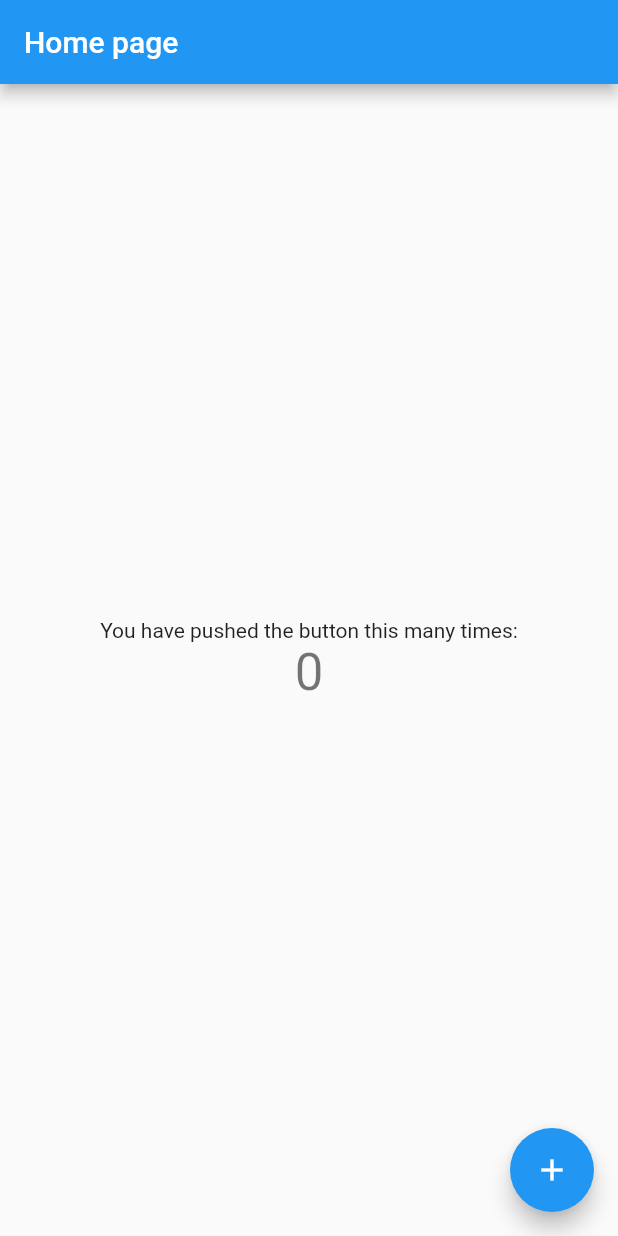
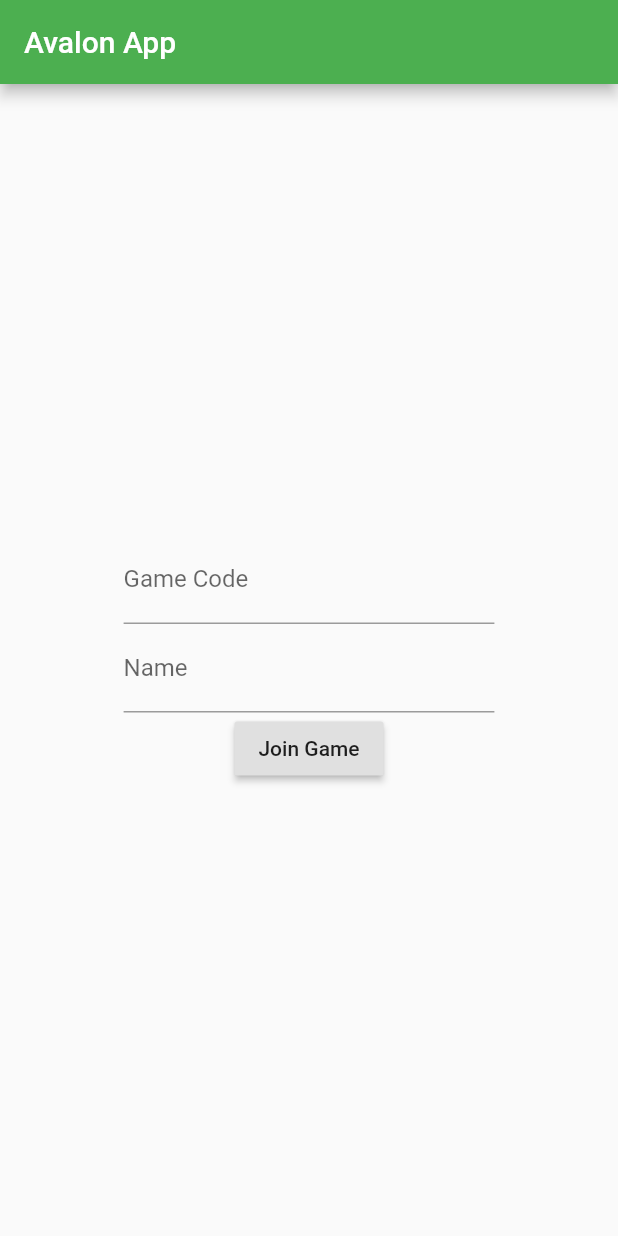
Before and after one commit to sorensenmarius/AvalonMobile, a Flutter app: the screen it shows after launch, on a phone screen of 412 x 824 dp. Run offline on Flutter 3.47's test engine with Material 2 defaults, Android fonts, the phone set to English and light mode, and no system bars.

Commit message:
Create player connected with API

```diff
--- a/lib/main.dart
+++ b/lib/main.dart
@@ -1,4 +1,6 @@
 import 'package:flutter/material.dart';
+import 'package:http/http.dart' as http;
+import 'dart:convert';
 
 void main() {
   runApp(MyApp());
@@ -20,13 +22,13 @@ class MyApp extends StatelessWidget {
         // or simply save your changes to "hot reload" in a Flutter IDE).
         // Notice that the counter didn't reset back to zero; the application
         // is not restarted.
-        primarySwatch: Colors.blue,
+        primarySwatch: Colors.green,
         // This makes the visual density adapt to the platform that you run
         // the app on. For desktop platforms, the controls will be smaller and
         // closer together (more dense) than on mobile platforms.
         visualDensity: VisualDensity.adaptivePlatformDensity,
       ),
-      home: MyHomePage(title: 'Home page'),
+      home: MyHomePage(title: 'Avalon App'),
     );
   }
 }
@@ -50,17 +52,21 @@ class MyHomePage extends StatefulWidget {
 }
 
 class _MyHomePageState extends State<MyHomePage> {
-  int _counter = 0;
+  final joinCodeController = TextEditingController();
+  final nameController = TextEditingController();
 
-  void _incrementCounter() {
-    setState(() {
-      // This call to setState tells the Flutter framework that something has
-      // changed in this State, which causes it to rerun the build method below
-      // so that the display can reflect the updated values. If we changed
-      // _counter without calling setState(), then the build method would not be
-      // called again, and so nothing would appear to happen.
-      _counter++;
-    });
+  Map<String,String> headers = {
+    'Content-type' : 'application/json',
+    'Accept': 'application/json',
+  };
+
+  void joinGame() async {
+    print("Sending...");
+    http.Response res = await http.post("http://10.0.0.17:45455/api/services/app/Player/Create", headers: headers, body: json.encode({
+      'name': nameController.text,
+      'joinCode': joinCodeController.text.trim()
+    }));
+    print(res);
   }
 
   @override
@@ -80,38 +86,46 @@ class _MyHomePageState extends State<MyHomePage> {
       body: Center(
         // Center is a layout widget. It takes a single child and positions it
         // in the middle of the parent.
-        child: Column(
-          // Column is also a layout widget. It takes a list of children and
-          // arranges them vertically. By default, it sizes itself to fit its
-          // children horizontally, and tries to be as tall as its parent.
-          //
-          // Invoke "debug painting" (press "p" in the console, choose the
-          // "Toggle Debug Paint" action from the Flutter Inspector in Android
-          // Studio, or the "Toggle Debug Paint" command in Visual Studio Code)
-          // to see the wireframe for each widget.
-          //
-          // Column has various properties to control how it sizes itself and
-          // how it positions its children. Here we use mainAxisAlignment to
-          // center the children vertically; the main axis here is the vertical
-          // axis because Columns are vertical (the cross axis would be
-          // horizontal).
-          mainAxisAlignment: MainAxisAlignment.center,
+        child: Row(
           children: <Widget>[
-            Text(
-              'You have pushed the button this many times:',
+            Expanded(
+              flex: 2, // 20%
+              child: Container(),
             ),
-            Text(
-              '$_counter',
-              style: Theme.of(context).textTheme.headline4,
+            Expanded(
+              flex: 6, // 60%
+              child: Column(
+                mainAxisAlignment: MainAxisAlignment.center,
+                children: <Widget>[
+                  TextField(
+                    keyboardType: TextInputType.number,
+                    controller: joinCodeController,
+                    decoration: const InputDecoration(
+                      labelText: 'Game Code'
+                    )
+                  ),
+                  TextField(
+                    controller: nameController,
+                    decoration: const InputDecoration(
+                      labelText: 'Name'
+                    )
+                  ),
+                  RaisedButton(
+                    onPressed: () {
+                      joinGame();
+                    },
+                    child: Text('Join Game'),
+                  )
+                ],
+              ),
             ),
-          ],
+            Expanded(
+              flex: 2, // 20%
+              child: Container(),
+            )
+          ]
         ),
       ),
-      floatingActionButton: FloatingActionButton(
-        onPressed: _incrementCounter,
-        tooltip: 'Increment',
-        child: Icon(Icons.add),
-      ), // This trailing comma makes auto-formatting nicer for build methods.
     );
   }
 }
--- a/pubspec.yaml
+++ b/pubspec.yaml
@@ -23,6 +23,7 @@ environment:
 dependencies:
   flutter:
     sdk: flutter
+  http: ^0.12.1
 
 
   # The following adds the Cupertino Icons font to your application.
```
Also changed, not shown: pubspec.lock.
